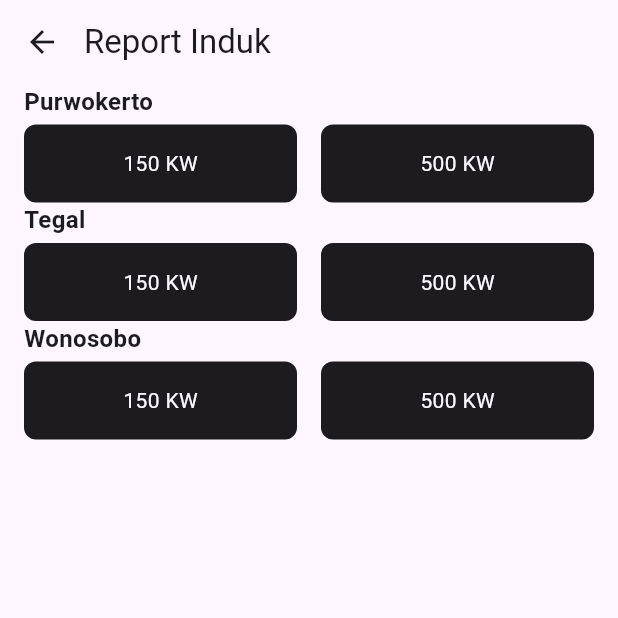
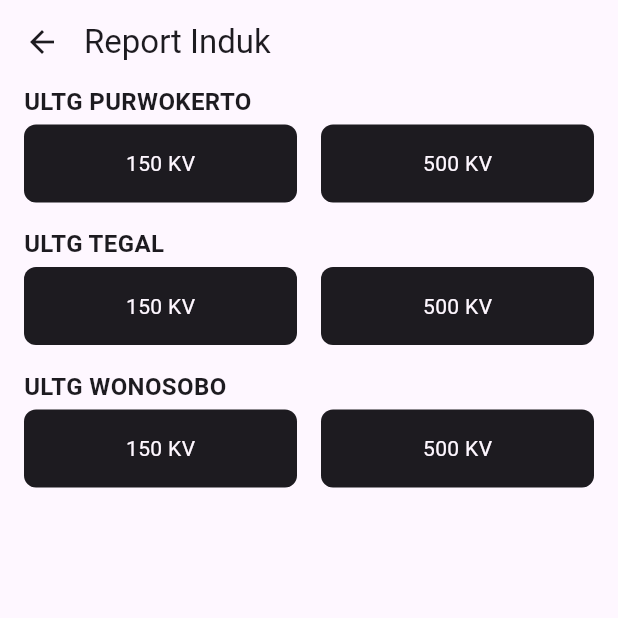
Before and after one commit to J3ndra/Sutt-Flutter, a Flutter app: the ReportPage screen opened directly, on a phone screen of 412 x 824 dp, the top half of it. Run offline on Flutter 3.47's test engine with Material 3 defaults, Android fonts, the phone set to English and light mode, and no system bars; our stand-ins replace bloc, cloud_firestore, device_info_plus, equatable, firebase_auth, firebase_core and 7 more; missing offline and left inert: excel; accounts and stored records are empty; statements that could not run were skipped.

Commit message:
fix (minor): changes on naming

```diff
--- a/lib/screens/report/report_page.dart
+++ b/lib/screens/report/report_page.dart
@@ -52,7 +52,7 @@ class _ReportPageState extends State<ReportPage> {
             crossAxisAlignment: CrossAxisAlignment.start,
             children: [
               const Text(
-                "Purwokerto",
+                "ULTG PURWOKERTO",
                 style: TextStyle(
                   fontSize: 16,
                   fontWeight: FontWeight.bold,
@@ -89,15 +89,15 @@ class _ReportPageState extends State<ReportPage> {
                                     ],
                                         child: ReportListPage(
                                             category: widget.category,
-                                            city: 'Purwokerto',
-                                            kw: '150 KW')),
+                                            city: 'ULTG PURWOKERTO',
+                                            kw: '150 KV')),
                               ));
                         },
                         child: Padding(
                           padding: const EdgeInsets.all(16),
                           child: Column(
                             children: <Widget>[
-                              Text('150 KW',
+                              Text('150 KV',
                                   style: TextStyle(
                                       color: Theme.of(context)
                                           .colorScheme
@@ -137,15 +137,15 @@ class _ReportPageState extends State<ReportPage> {
                                     ],
                                         child: ReportListPage(
                                             category: widget.category,
-                                            city: 'Purwokerto',
-                                            kw: '500 KW')),
+                                            city: 'ULTG PURWOKERTO',
+                                            kw: '500 KV')),
                               ));
                         },
                         child: Padding(
                           padding: const EdgeInsets.all(16),
                           child: Column(
                             children: <Widget>[
-                              Text('500 KW',
+                              Text('500 KV',
                                   style: TextStyle(
                                       color: Theme.of(context)
                                           .colorScheme
@@ -158,8 +158,11 @@ class _ReportPageState extends State<ReportPage> {
                   ),
                 ],
               ),
+              const SizedBox(
+                height: 16,
+              ),
               const Text(
-                "Tegal",
+                "ULTG TEGAL",
                 style: TextStyle(
                   fontSize: 16,
                   fontWeight: FontWeight.bold,
@@ -195,15 +198,15 @@ class _ReportPageState extends State<ReportPage> {
                                     ],
                                         child: ReportListPage(
                                             category: widget.category,
-                                            city: 'Tegal',
-                                            kw: '150 KW')),
+                                            city: 'ULTG TEGAL',
+                                            kw: '150 KV')),
                               ));
                         },
                         child: Padding(
                           padding: const EdgeInsets.all(16),
                           child: Column(
                             children: <Widget>[
-                              Text('150 KW',
+                              Text('150 KV',
                                   style: TextStyle(
                                       color: Theme.of(context)
                                           .colorScheme
@@ -242,15 +245,15 @@ class _ReportPageState extends State<ReportPage> {
                                     ],
                                         child: ReportListPage(
                                             category: widget.category,
-                                            city: 'Tegal',
-                                            kw: '500 KW')),
+                                            city: 'ULTG TEGAL',
+                                            kw: '500 KV')),
                               ));
                         },
                         child: Padding(
                           padding: const EdgeInsets.all(16),
                           child: Column(
                             children: <Widget>[
-                              Text('500 KW',
+                              Text('500 KV',
                                   style: TextStyle(
                                       color: Theme.of(context)
                                           .colorScheme
@@ -263,8 +266,11 @@ class _ReportPageState extends State<ReportPage> {
                   ),
                 ],
               ),
+              const SizedBox(
+                height: 16,
+              ),
               const Text(
-                "Wonosobo",
+                "ULTG WONOSOBO",
                 style: TextStyle(
                   fontSize: 16,
                   fontWeight: FontWeight.bold,
@@ -300,15 +306,15 @@ class _ReportPageState extends State<ReportPage> {
                                     ],
                                         child: ReportListPage(
                                             category: widget.category,
-                                            city: 'Wonosobo',
-                                            kw: '150 KW')),
+                                            city: 'ULTG WONOSOBO',
+                                            kw: '150 KV')),
                               ));
                         },
                         child: Padding(
                           padding: const EdgeInsets.all(16),
                           child: Column(
                             children: <Widget>[
-                              Text('150 KW',
+                              Text('150 KV',
                                   style: TextStyle(
                                       color: Theme.of(context)
                                           .colorScheme
@@ -347,8 +353,8 @@ class _ReportPageState extends State<ReportPage> {
                                 ],
                                 child: ReportListPage(
                                     category: widget.category,
-                                    city: 'Wonosobo',
-                                    kw: '500 KW'),
+                                    city: 'ULTG WONOSOBO',
+                                    kw: '500 KV'),
                               ),
                             ),
                           );
@@ -357,7 +363,7 @@ class _ReportPageState extends State<ReportPage> {
                           padding: const EdgeInsets.all(16),
                           child: Column(
                             children: <Widget>[
-                              Text('500 KW',
+                              Text('500 KV',
                                   style: TextStyle(
                                       color: Theme.of(context)
                                           .colorScheme
```
